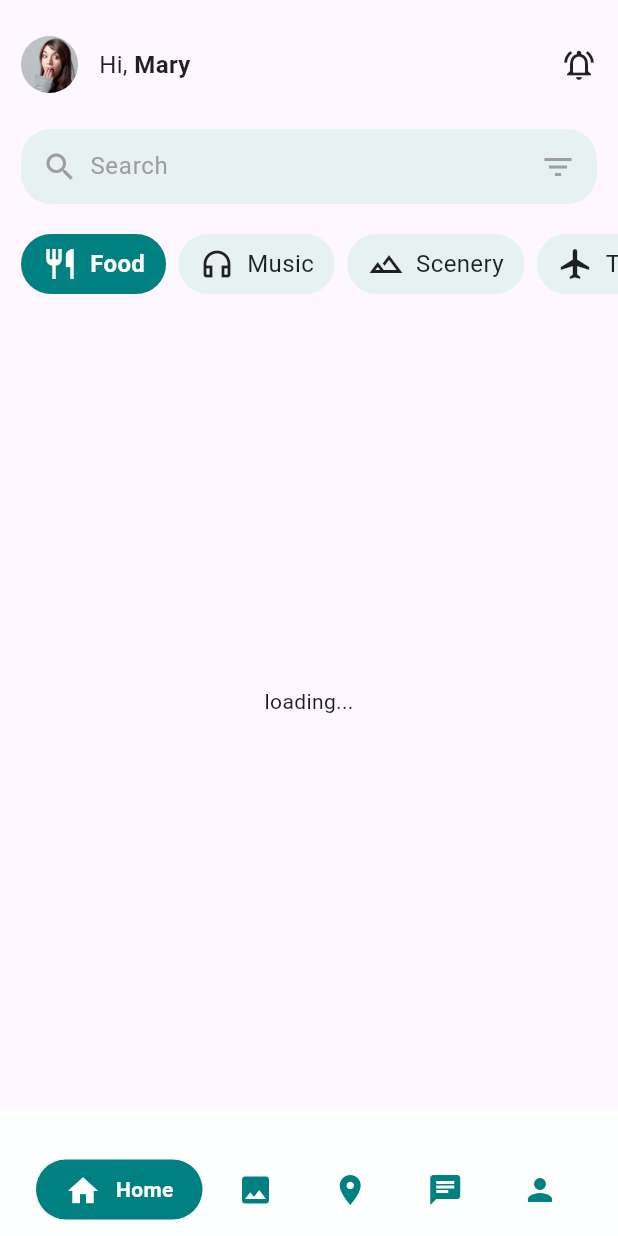
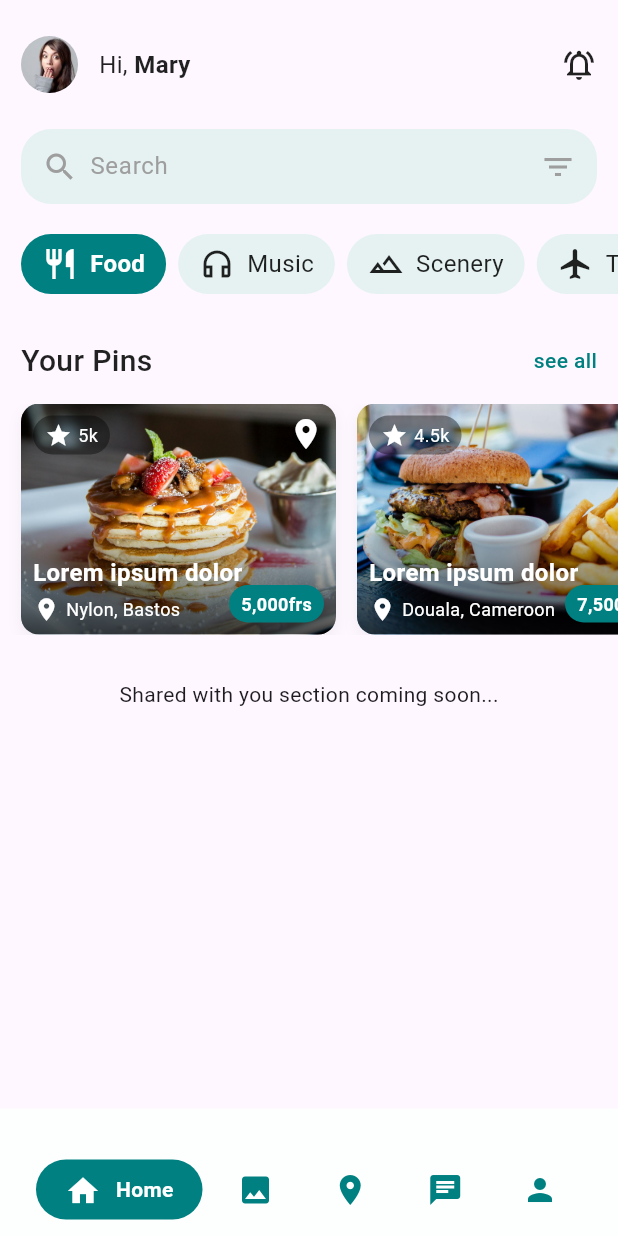
Before and after one commit to Kurocifer/wanderbuddy, a Flutter app: the screen it shows after launch, on a phone screen of 412 x 824 dp. Run offline on Flutter 3.47's test engine with Material 3 defaults, Android fonts, the light colour scheme and no system bars.

Commit message:
feat: Implement horizontally scrollable  section

```diff
--- a/lib/data/mock_data.dart
+++ b/lib/data/mock_data.dart
@@ -12,7 +12,7 @@ class MockData {
 
   // --- Dummy Image URLs for Pins ---
   // These are placeholder images. In a real app, you'd use your assets or network images.
-  static const String pancakes = '$_baseImageDirectory/panckas.jpg';
+  static const String pancakes = '$_baseImageDirectory/pancakes.jpg';
   static const String burgerAndFries = '$_baseImageDirectory/burger_and_fries.jpg';
   static const String concert = '$_baseImageDirectory/concert.jpg';
   static const String bowlOfNoodles = '$_baseImageDirectory/bowl_of_noodles.jpg';
--- a/lib/main.dart
+++ b/lib/main.dart
@@ -4,6 +4,7 @@ import 'package:flutter/material.dart';
 import 'package:wanderbuddy/widgets/common/bottom_nav_bar.dart';
 import 'package:wanderbuddy/widgets/home_specific/category_filter_section.dart';
 import 'package:wanderbuddy/widgets/home_specific/home_header_section.dart';
+import 'package:wanderbuddy/widgets/home_specific/your_pins_sectin.dart';
 
 class HomeScreen extends StatelessWidget {
   const HomeScreen({super.key});
@@ -11,18 +12,24 @@ class HomeScreen extends StatelessWidget {
   @override
   Widget build(BuildContext context) {
     return const Scaffold(
-      body: Column(
-        children: [
-          HomeHeaderSection(),
-          SizedBox(
-            height: 20.0,
-          ),
-          CategoryFilterSection(),
-          Expanded(child: Center(child: Text('loading...'))),
-        ],
+      body: SingleChildScrollView( // Wrap the entire body in SingleChildScrollView for vertical scrolling
+        child: Column(
+          crossAxisAlignment: CrossAxisAlignment.start, // Align content to start
+          children: [
+            HomeHeaderSection(), // Our header section
+            SizedBox(height: 20.0), // Spacing between header and category filters
+            CategoryFilterSection(), // Our category filter section
+            SizedBox(height: 30.0), // Spacing between category filters and Your Pins (inferred from design)
+            YourPinsSection(), // Our new "Your Pins" section
+            SizedBox(height: 30.0), // Spacing below Your Pins (placeholder)
+            // Placeholder for other content that will go below
+            Center(
+              child: Text('Shared with you section coming soon...'),
+            ),
+          ],
+        ),
       ),
-      bottomNavigationBar:
-          CustomBottomNavBar(),
+      bottomNavigationBar: CustomBottomNavBar(), // Our custom bottom navigation bar
     );
   }
 }
@@ -37,7 +44,7 @@ class MyApp extends StatelessWidget {
   @override
   Widget build(BuildContext context) {
     return MaterialApp(
-      title: 'WonderBuddy', // Updated app title
+      title: 'WonderBuddy',
       theme: ThemeData(
         primarySwatch: Colors.blue,
         visualDensity: VisualDensity.adaptivePlatformDensity,
--- a/lib/utils/app_dimensions.dart
+++ b/lib/utils/app_dimensions.dart
@@ -11,7 +11,7 @@ class AppDimens {
   static const double marginExtraLarge = 32.0;
 
   // --- Border Radii ---
-  static const double borderRadiusSmall = 4.0;
+  static const double borderRadiusSmall = 14.0;
   static const double borderRadiusMedium = 8.0;
   static const double borderRadiusLarge = 12.0;
   static const double borderRadiusExtraLarge = 20.0; // For search bar, chips etc.
--- a/lib/utils/app_styles.dart
+++ b/lib/utils/app_styles.dart
@@ -17,7 +17,7 @@ class AppStyles {
 
   static const TextStyle sectionTitle = TextStyle(
     fontSize: 20.0,
-    fontWeight: FontWeight.w600, // Semi-bold
+    fontWeight: FontWeight.w500,
     color: AppColors.primaryText,
   );
 
--- a/lib/widgets/home_specific/category_filter_section.dart
+++ b/lib/widgets/home_specific/category_filter_section.dart
@@ -14,21 +14,21 @@ class CategoryFilterSection extends StatelessWidget {
       height: 40.0,
       child: ListView.builder(
         scrollDirection: Axis.horizontal,
-        padding: const EdgeInsets.symmetric(horizontal: AppDimens.paddingMedium), // 16px horizontal padding
+        padding: const EdgeInsets.symmetric(horizontal: AppDimens.paddingMedium),
         itemCount: MockData.categories.length,
         itemBuilder: (context, index) {
           final category = MockData.categories[index];
-          final isSelected = category.isSelected; // Using mock data's isSelected property
+          final isSelected = category.isSelected;
 
           return Padding(
-            padding: const EdgeInsets.only(right: AppDimens.paddingSmall), // 8px spacing between chips
+            padding: const EdgeInsets.only(right: AppDimens.paddingSmall),
             child: Container(
-              height: 40.0, // Chip height
+              height: 46.0,
               decoration: BoxDecoration(
-                color: isSelected ? AppColors.tealNormal : AppColors.blueNormal, // Teal for selected, light grey for unselected
+                color: isSelected ? AppColors.tealNormal : AppColors.blueNormal,
                 borderRadius: BorderRadius.circular(AppDimens.borderRadiusExtraLarge),
               ),
-              padding: const EdgeInsets.symmetric(horizontal: AppDimens.paddingMedium), // 16px horizontal padding within chip
+              padding: const EdgeInsets.symmetric(horizontal: AppDimens.paddingMedium),
               child: Row(
                 mainAxisSize: MainAxisSize.min,
                 children: [
--- a/lib/widgets/home_specific/home_header_section.dart
+++ b/lib/widgets/home_specific/home_header_section.dart
@@ -1,5 +1,3 @@
-// lib/widgets/home_specific/home_header_section.dart
-
 import 'package:flutter/material.dart';
 import 'package:wanderbuddy/data/mock_data.dart';
 import 'package:wanderbuddy/utils/app_colors.dart';
--- /dev/null
+++ b/lib/widgets/home_specific/pin_card.dart
@@ -0,0 +1,176 @@
+import 'package:flutter/material.dart';
+import 'package:wanderbuddy/models/pin_model.dart';
+import 'package:wanderbuddy/utils/app_colors.dart';
+import 'package:wanderbuddy/utils/app_dimensions.dart';
+import 'package:wanderbuddy/utils/app_styles.dart';
+
+
+class PinCard extends StatelessWidget {
+  final Pin pin;
+
+  const PinCard({super.key, required this.pin});
+
+  @override
+  Widget build(BuildContext context) {
+    return Container(
+      width: 210.0, // As per your provided dimension
+      height: 154.0, // As per your provided dimension
+      decoration: BoxDecoration(
+        color: AppColors.white,
+        borderRadius: BorderRadius.circular(AppDimens.borderRadiusLarge), // 12px radius
+        boxShadow: [
+          BoxShadow(
+            color: Colors.black.withOpacity(0.05),
+            blurRadius: 8,
+            offset: const Offset(0, 4),
+          ),
+        ],
+      ),
+      clipBehavior: Clip.antiAlias,
+      child: Stack(
+        children: [
+          // Background Image
+          Positioned.fill(
+            child: Image.asset( // Corrected to Image.asset for local files
+              pin.imageUrl,
+              fit: BoxFit.cover,
+              errorBuilder: (context, error, stackTrace) => Container(
+                color: AppColors.blueNormal, // Placeholder background on error
+                child: Center(
+                  child: Icon(
+                    Icons.broken_image,
+                    color: AppColors.secondaryText,
+                    size: AppDimens.iconSizeLarge,
+                  ),
+                ),
+              ),
+            ),
+          ),
+
+          // Gradient Overlay for Text Readability
+          Positioned.fill(
+            child: DecoratedBox(
+              decoration: BoxDecoration(
+                gradient: LinearGradient(
+                  begin: Alignment.topCenter,
+                  end: Alignment.bottomCenter,
+                  colors: [
+                    Colors.transparent,
+                    Colors.black.withOpacity(0.7),
+                  ],
+                  stops: const [0.5, 1.0],
+                ),
+              ),
+            ),
+          ),
+
+          // Top-Left: Star and Likes Count Pill
+          Positioned(
+            top: AppDimens.paddingSmall, // 8px
+            left: AppDimens.paddingSmall, // 8px
+            child: Container(
+              padding: const EdgeInsets.symmetric(
+                horizontal: AppDimens.paddingSmall, // 8px
+                vertical: AppDimens.paddingSmall / 2, // 4px
+              ),
+              decoration: BoxDecoration(
+                color: AppColors.black.withOpacity(0.4), // Semi-transparent black
+                borderRadius: BorderRadius.circular(AppDimens.borderRadiusExtraLarge), // Very rounded pill
+              ),
+              child: Row(
+                mainAxisSize: MainAxisSize.min,
+                children: [
+                  Icon(
+                    Icons.star,
+                    size: AppDimens.iconSizeSmall, // 18px
+                    color: AppColors.white,
+                  ),
+                  const SizedBox(width: 4.0), // Inferred small gap
+                  Text(
+                    pin.likes,
+                    style: AppStyles.caption.copyWith(color: AppColors.white),
+                  ),
+                ],
+              ),
+            ),
+          ),
+
+          // Top-Right: Location Pin Icon (standalone)
+          Positioned(
+            top: AppDimens.paddingSmall, // 8px
+            right: AppDimens.paddingSmall, // 8px
+            child: Icon(
+              Icons.location_on, // Corrected icon to location pin
+              size: AppDimens.iconSizeMedium, // 24px
+              color: AppColors.white,
+            ),
+          ),
+
+          // Content at the Bottom (Title and Location Text)
+          Positioned(
+            bottom: AppDimens.paddingSmall, // 8px
+            left: AppDimens.paddingSmall, // 8px
+            right: AppDimens.paddingSmall, // 8px
+            child: Column(
+              crossAxisAlignment: CrossAxisAlignment.start,
+              children: [
+                Text(
+                  pin.title,
+                  style: AppStyles.bodyText1.copyWith(
+                    color: AppColors.white,
+                    fontWeight: FontWeight.w600,
+                  ),
+                  maxLines: 1,
+                  overflow: TextOverflow.ellipsis,
+                ),
+                const SizedBox(height: 4.0), // Inferred small vertical spacing
+
+                Row(
+                  children: [
+                    Icon(
+                      Icons.location_on, // Location icon for bottom text
+                      size: AppDimens.iconSizeSmall, // 18px
+                      color: AppColors.white,
+                    ),
+                    const SizedBox(width: 4.0), // Inferred small gap
+                    Expanded(
+                      child: Text(
+                        pin.location,
+                        style: AppStyles.caption.copyWith(color: AppColors.white),
+                        maxLines: 1,
+                        overflow: TextOverflow.ellipsis,
+                      ),
+                    ),
+                  ],
+                ),
+              ],
+            ),
+          ),
+
+          // Price (Bottom Right)
+          Positioned(
+            bottom: AppDimens.paddingSmall, // 8px
+            right: AppDimens.paddingSmall, // 8px
+            child: Container(
+              padding: const EdgeInsets.symmetric(
+                horizontal: AppDimens.paddingSmall, // 8px horizontal
+                vertical: AppDimens.paddingSmall / 2, // 4px vertical
+              ),
+              decoration: BoxDecoration(
+                color: AppColors.tealNormal,
+                borderRadius: BorderRadius.circular(AppDimens.borderRadiusSmall), // 4px radius
+              ),
+              child: Text(
+                pin.price,
+                style: AppStyles.caption.copyWith(
+                  color: AppColors.white,
+                  fontWeight: FontWeight.bold,
+                ),
+              ),
+            ),
+          ),
+        ],
+      ),
+    );
+  }
+}
--- /dev/null
+++ b/lib/widgets/home_specific/your_pins_sectin.dart
@@ -0,0 +1,57 @@
+// lib/widgets/home_specific/your_pins_section.dart
+
+import 'package:flutter/material.dart';
+import 'package:wanderbuddy/data/mock_data.dart';
+import 'package:wanderbuddy/utils/app_colors.dart';
+import 'package:wanderbuddy/utils/app_dimensions.dart';
+import 'package:wanderbuddy/utils/app_styles.dart';
+import 'package:wanderbuddy/widgets/home_specific/pin_card.dart';
+
+class YourPinsSection extends StatelessWidget {
+  const YourPinsSection({super.key});
+
+  @override
+  Widget build(BuildContext context) {
+    return Column(
+      crossAxisAlignment: CrossAxisAlignment.start,
+      children: [
+        Padding(
+          padding: const EdgeInsets.symmetric(horizontal: AppDimens.paddingMedium), // 16px horizontal padding
+          child: Row(
+            mainAxisAlignment: MainAxisAlignment.spaceBetween,
+            children: [
+              Text(
+                'Your Pins',
+                style: AppStyles.sectionTitle, // 20px semi-bold
+              ),
+              Text(
+                'see all',
+                style: AppStyles.bodyText2.copyWith(
+                  color: AppColors.tealNormal,
+                  fontWeight: FontWeight.w500,
+                ),
+              ),
+            ],
+          ),
+        ),
+        SizedBox(height: AppDimens.paddingMedium), // 16px spacing below title
+
+        SizedBox(
+          height: 154.0, // Explicitly set height to match PinCard height
+          child: ListView.builder(
+            scrollDirection: Axis.horizontal,
+            padding: const EdgeInsets.symmetric(horizontal: AppDimens.paddingMedium), // 16px horizontal padding
+            itemCount: MockData.yourPins.length,
+            itemBuilder: (context, index) {
+              final pin = MockData.yourPins[index];
+              return Padding(
+                padding: EdgeInsets.only(right: AppDimens.paddingMedium), // 16px spacing between cards
+                child: PinCard(pin: pin),
+              );
+            },
+          ),
+        ),
+      ],
+    );
+  }
+}
```
